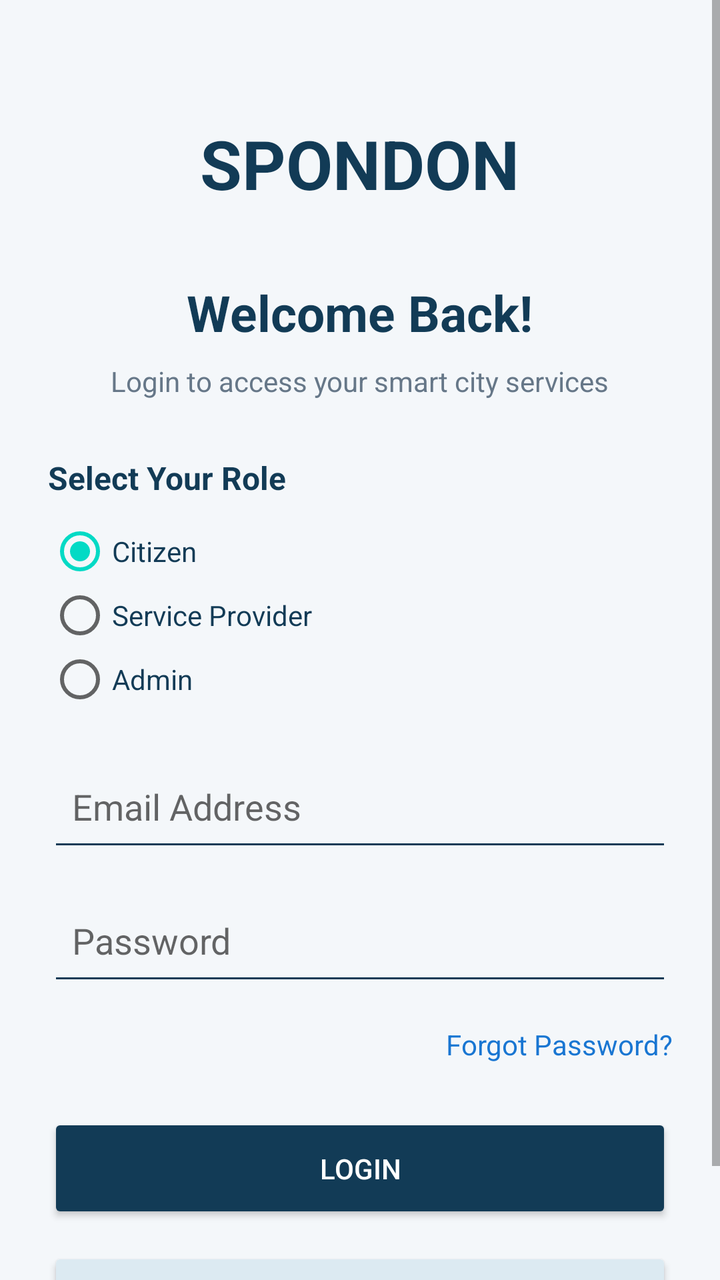
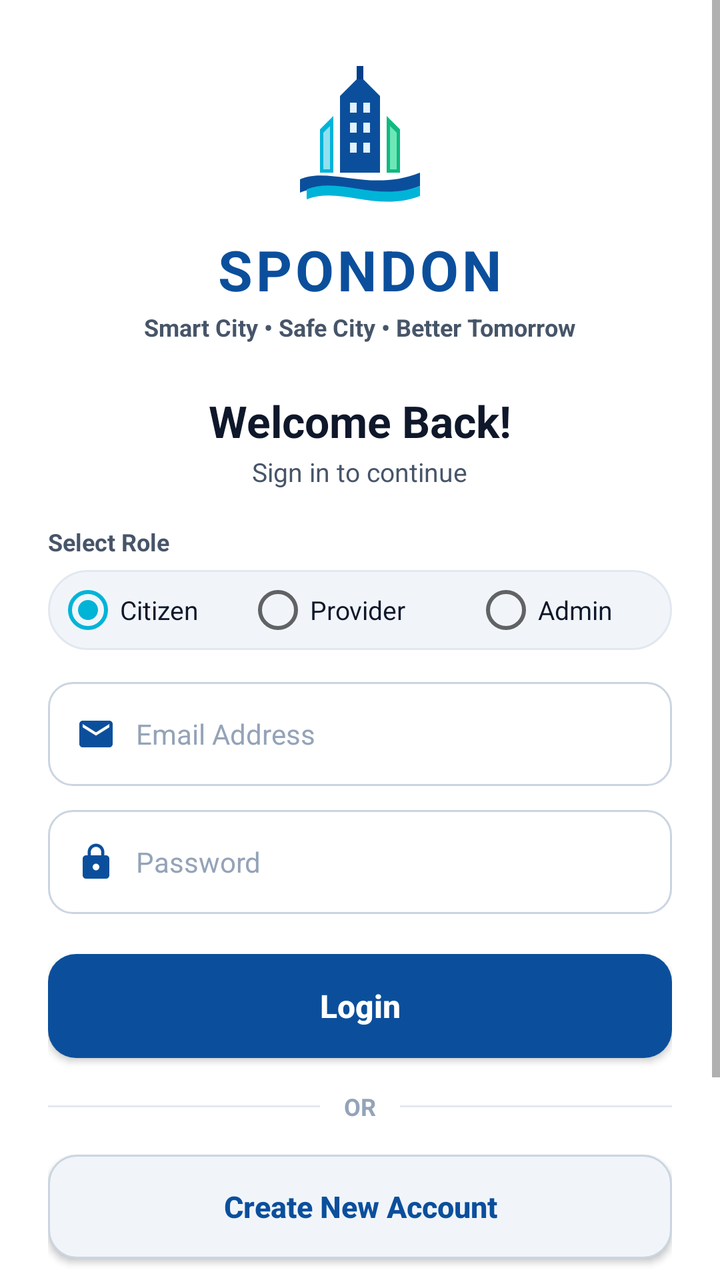

Before-and-after screenshots of an Android layout around one commit, followed by the original layout XML and the change that was made.
<!-- AndroidManifest.xml: application theme Theme.SPONDON -->
<!-- res/layout/activity_login.xml -->
<?xml version="1.0" encoding="utf-8"?>
<ScrollView
    xmlns:android="http://schemas.android.com/apk/res/android"
    android:layout_width="match_parent"
    android:layout_height="match_parent"
    android:background="#F4F7FA"
    android:fillViewport="true">

    <LinearLayout
        android:layout_width="match_parent"
        android:layout_height="wrap_content"
        android:orientation="vertical"
        android:padding="24dp"
        android:gravity="center_horizontal">

        <TextView
            android:layout_width="wrap_content"
            android:layout_height="wrap_content"
            android:text="SPONDON"
            android:textSize="34sp"
            android:textStyle="bold"
            android:textColor="#123B56"
            android:layout_marginTop="35dp"/>

        <TextView
            android:layout_width="wrap_content"
            android:layout_height="wrap_content"
            android:text="Welcome Back!"
            android:textSize="25sp"
            android:textStyle="bold"
            android:textColor="#123B56"
            android:layout_marginTop="35dp"/>

        <TextView
            android:layout_width="wrap_content"
            android:layout_height="wrap_content"
            android:text="Login to access your smart city services"
            android:textSize="14sp"
            android:textColor="#667788"
            android:layout_marginTop="8dp"
            android:layout_marginBottom="28dp"/>

        <TextView
            android:layout_width="match_parent"
            android:layout_height="wrap_content"
            android:text="Select Your Role"
            android:textSize="16sp"
            android:textStyle="bold"
            android:textColor="#123B56"/>

        <RadioGroup
            android:id="@+id/roleGroup"
            android:layout_width="match_parent"
            android:layout_height="wrap_content"
            android:orientation="vertical"
            android:layout_marginTop="10dp">

            <RadioButton
                android:id="@+id/rbCitizen"
                android:layout_width="match_parent"
                android:layout_height="wrap_content"
                android:text="Citizen"
                android:checked="true"
                android:textColor="#123B56"/>

            <RadioButton
                android:id="@+id/rbProvider"
                android:layout_width="match_parent"
                android:layout_height="wrap_content"
                android:text="Service Provider"
                android:textColor="#123B56"/>

            <RadioButton
                android:id="@+id/rbAdmin"
                android:layout_width="match_parent"
                android:layout_height="wrap_content"
                android:text="Admin"
                android:textColor="#123B56"/>

        </RadioGroup>

        <EditText
            android:id="@+id/etEmail"
            android:layout_width="match_parent"
            android:layout_height="55dp"
            android:hint="Email Address"
            android:inputType="textEmailAddress"
            android:padding="12dp"
            android:layout_marginTop="20dp"
            android:backgroundTint="#123B56"/>

        <EditText
            android:id="@+id/etPassword"
            android:layout_width="match_parent"
            android:layout_height="55dp"
            android:hint="Password"
            android:inputType="textPassword"
            android:padding="12dp"
            android:layout_marginTop="12dp"
            android:backgroundTint="#123B56"/>

        <TextView
            android:id="@+id/tvForgotPassword"
            android:layout_width="match_parent"
            android:layout_height="wrap_content"
            android:text="Forgot Password?"
            android:textColor="#1976D2"
            android:gravity="end"
            android:layout_marginTop="15dp"/>

        <Button
            android:id="@+id/btnLogin"
            android:layout_width="match_parent"
            android:layout_height="55dp"
            android:text="LOGIN"
            android:textColor="#FFFFFF"
            android:backgroundTint="#123B56"
            android:layout_marginTop="25dp"/>

        <Button
            android:id="@+id/btnRegister"
            android:layout_width="match_parent"
            android:layout_height="55dp"
            android:text="CREATE NEW ACCOUNT"
            android:textColor="#123B56"
            android:backgroundTint="#DCEAF2"
            android:layout_marginTop="12dp"/>

    </LinearLayout>

</ScrollView>
<!-- resources referenced by this layout -->
<resources>
  <style name="Theme.SPONDON" parent="Theme.AppCompat.Light.DarkActionBar">
          
          <item name="colorPrimary">@color/purple_500</item>
          <item name="colorPrimaryDark">@color/purple_700</item>
          <item name="colorAccent">@color/teal_200</item>
          
      </style>
  <color name="purple_500">#FF6200EE</color>
  <color name="purple_700">#FF3700B3</color>
  <color name="teal_200">#FF03DAC5</color>
</resources>

<!-- the commit's change to res/layout/activity_login.xml (unified diff, before → after) -->
@@ -1,130 +1,253 @@
 <?xml version="1.0" encoding="utf-8"?>
-<ScrollView
-    xmlns:android="http://schemas.android.com/apk/res/android"
+<ScrollView xmlns:android="http://schemas.android.com/apk/res/android"
     android:layout_width="match_parent"
     android:layout_height="match_parent"
-    android:background="#F4F7FA"
+    android:background="@color/surface_white"
     android:fillViewport="true">
 
     <LinearLayout
         android:layout_width="match_parent"
         android:layout_height="wrap_content"
+        android:gravity="center_horizontal"
         android:orientation="vertical"
-        android:padding="24dp"
-        android:gravity="center_horizontal">
-
-        <TextView
-            android:layout_width="wrap_content"
-            android:layout_height="wrap_content"
+        android:paddingStart="24dp"
+        android:paddingTop="28dp"
+        android:paddingEnd="24dp"
+        android:paddingBottom="16dp">
+
+        
+        <ImageView
+            android:layout_width="80dp"
+            android:layout_height="80dp"
+            android:contentDescription="SPONDON Logo"
+            android:src="@drawable/ic_spondon_logo_mark" />
+
+        <TextView
+            android:layout_width="wrap_content"
+            android:layout_height="wrap_content"
+            android:layout_marginTop="8dp"
+            android:letterSpacing="0.06"
             android:text="SPONDON"
-            android:textSize="34sp"
-            android:textStyle="bold"
-            android:textColor="#123B56"
-            android:layout_marginTop="35dp"/>
-
-        <TextView
-            android:layout_width="wrap_content"
-            android:layout_height="wrap_content"
+            android:textColor="@color/primary_blue"
+            android:textSize="28sp"
+            android:textStyle="bold" />
+
+        <TextView
+            android:layout_width="wrap_content"
+            android:layout_height="wrap_content"
+            android:layout_marginTop="2dp"
+            android:text="Smart City • Safe City • Better Tomorrow"
+            android:textColor="@color/text_secondary"
+            android:textSize="12sp"
+            android:textStyle="bold" />
+
+        
+        <TextView
+            android:layout_width="wrap_content"
+            android:layout_height="wrap_content"
+            android:layout_marginTop="24dp"
             android:text="Welcome Back!"
-            android:textSize="25sp"
-            android:textStyle="bold"
-            android:textColor="#123B56"
-            android:layout_marginTop="35dp"/>
-
-        <TextView
-            android:layout_width="wrap_content"
-            android:layout_height="wrap_content"
-            android:text="Login to access your smart city services"
-            android:textSize="14sp"
-            android:textColor="#667788"
-            android:layout_marginTop="8dp"
-            android:layout_marginBottom="28dp"/>
-
-        <TextView
-            android:layout_width="match_parent"
-            android:layout_height="wrap_content"
-            android:text="Select Your Role"
-            android:textSize="16sp"
-            android:textStyle="bold"
-            android:textColor="#123B56"/>
+            android:textColor="@color/text_primary"
+            android:textSize="22sp"
+            android:textStyle="bold" />
+
+        <TextView
+            android:layout_width="wrap_content"
+            android:layout_height="wrap_content"
+            android:layout_marginTop="2dp"
+            android:text="Sign in to continue"
+            android:textColor="@color/text_secondary"
+            android:textSize="13sp" />
+
+        
+        <TextView
+            android:layout_width="match_parent"
+            android:layout_height="wrap_content"
+            android:layout_marginTop="18dp"
+            android:text="Select Role"
+            android:textColor="@color/text_secondary"
+            android:textSize="12sp"
+            android:textStyle="bold" />
 
         <RadioGroup
             android:id="@+id/roleGroup"
             android:layout_width="match_parent"
             android:layout_height="wrap_content"
-            android:orientation="vertical"
-            android:layout_marginTop="10dp">
+            android:layout_marginTop="6dp"
+            android:background="@drawable/bg_chip_unselected"
+            android:orientation="horizontal"
+            android:padding="4dp">
 
             <RadioButton
                 android:id="@+id/rbCitizen"
-                android:layout_width="match_parent"
-                android:layout_height="wrap_content"
+                android:layout_width="0dp"
+                android:layout_height="wrap_content"
+                android:layout_weight="1"
+                android:checked="true"
                 android:text="Citizen"
-                android:checked="true"
-                android:textColor="#123B56"/>
+                android:textColor="@color/text_primary"
+                android:textSize="13sp" />
 
             <RadioButton
                 android:id="@+id/rbProvider"
-                android:layout_width="match_parent"
-                android:layout_height="wrap_content"
-                android:text="Service Provider"
-                android:textColor="#123B56"/>
+                android:layout_width="0dp"
+                android:layout_height="wrap_content"
+                android:layout_weight="1.2"
+                android:text="Provider"
+                android:textColor="@color/text_primary"
+                android:textSize="13sp" />
 
             <RadioButton
                 android:id="@+id/rbAdmin"
+                android:layout_width="0dp"
+                android:layout_height="wrap_content"
+                android:layout_weight="1"
+                android:text="Admin"
+                android:textColor="@color/text_primary"
+                android:textSize="13sp" />
+        </RadioGroup>
+
+        
+        <LinearLayout
+            android:layout_width="match_parent"
+            android:layout_height="52dp"
+            android:layout_marginTop="16dp"
+            android:background="@drawable/bg_edit_text"
+            android:gravity="center_vertical"
+            android:orientation="horizontal"
+            android:paddingStart="14dp"
+            android:paddingEnd="14dp">
+
+            <ImageView
+                android:layout_width="20dp"
+                android:layout_height="20dp"
+                android:contentDescription="Email Icon"
+                android:src="@drawable/ic_email_blue" />
+
+            <EditText
+                android:id="@+id/etEmail"
                 android:layout_width="match_parent"
-                android:layout_height="wrap_content"
-                android:text="Admin"
-                android:textColor="#123B56"/>
-
-        </RadioGroup>
-
-        <EditText
-            android:id="@+id/etEmail"
-            android:layout_width="match_parent"
-            android:layout_height="55dp"
-            android:hint="Email Address"
-            android:inputType="textEmailAddress"
-            android:padding="12dp"
-            android:layout_marginTop="20dp"
-            android:backgroundTint="#123B56"/>
-
-        <EditText
-            android:id="@+id/etPassword"
-            android:layout_width="match_parent"
-            android:layout_height="55dp"
-            android:hint="Password"
-            android:inputType="textPassword"
-            android:padding="12dp"
+                android:layout_height="match_parent"
+                android:layout_marginStart="10dp"
+                android:background="@null"
+                android:hint="Email Address"
+                android:inputType="textEmailAddress"
+                android:textColor="@color/text_primary"
+                android:textColorHint="@color/text_muted"
+                android:textSize="14sp" />
+        </LinearLayout>
+
+        
+        <LinearLayout
+            android:layout_width="match_parent"
+            android:layout_height="52dp"
             android:layout_marginTop="12dp"
-            android:backgroundTint="#123B56"/>
-
-        <TextView
-            android:id="@+id/tvForgotPassword"
-            android:layout_width="match_parent"
-            android:layout_height="wrap_content"
-            android:text="Forgot Password?"
-            android:textColor="#1976D2"
-            android:gravity="end"
-            android:layout_marginTop="15dp"/>
-
+            android:background="@drawable/bg_edit_text"
+            android:gravity="center_vertical"
+            android:orientation="horizontal"
+            android:paddingStart="14dp"
+            android:paddingEnd="14dp">
+
+            <ImageView
+                android:layout_width="20dp"
+                android:layout_height="20dp"
+                android:contentDescription="Password Icon"
+                android:src="@drawable/ic_lock_blue" />
+
+            <EditText
+                android:id="@+id/etPassword"
+                android:layout_width="match_parent"
+                android:layout_height="match_parent"
+                android:layout_marginStart="10dp"
+                android:background="@null"
+                android:hint="Password"
+                android:inputType="textPassword"
+                android:textColor="@color/text_primary"
+                android:textColorHint="@color/text_muted"
+                android:textSize="14sp" />
+        </LinearLayout>
+
+        
         <Button
             android:id="@+id/btnLogin"
             android:layout_width="match_parent"
-            android:layout_height="55dp"
-            android:text="LOGIN"
+            android:layout_height="52dp"
+            android:layout_marginTop="20dp"
+            android:background="@drawable/bg_button_primary"
+            android:text="Login"
+            android:textAllCaps="false"
             android:textColor="#FFFFFF"
-            android:backgroundTint="#123B56"
-            android:layout_marginTop="25dp"/>
-
+            android:textSize="16sp"
+            android:textStyle="bold" />
+
+        
+        <LinearLayout
+            android:layout_width="match_parent"
+            android:layout_height="wrap_content"
+            android:layout_marginTop="16dp"
+            android:gravity="center_vertical"
+            android:orientation="horizontal">
+
+            <View
+                android:layout_width="0dp"
+                android:layout_height="1dp"
+                android:layout_weight="1"
+                android:background="@color/card_border" />
+
+            <TextView
+                android:layout_width="wrap_content"
+                android:layout_height="wrap_content"
+                android:layout_marginStart="12dp"
+                android:layout_marginEnd="12dp"
+                android:text="OR"
+                android:textColor="@color/text_muted"
+                android:textSize="12sp"
+                android:textStyle="bold" />
+
+            <View
+                android:layout_width="0dp"
+                android:layout_height="1dp"
+                android:layout_weight="1"
+                android:background="@color/card_border" />
+        </LinearLayout>
+
+        
         <Button
             android:id="@+id/btnRegister"
             android:layout_width="match_parent"
-            android:layout_height="55dp"
-            android:text="CREATE NEW ACCOUNT"
-            android:textColor="#123B56"
-            android:backgroundTint="#DCEAF2"
-            android:layout_marginTop="12dp"/>
+            android:layout_height="52dp"
+            android:layout_marginTop="16dp"
+            android:background="@drawable/bg_button_secondary"
+            android:text="Create New Account"
+            android:textAllCaps="false"
+            android:textColor="@color/primary_blue"
+            android:textSize="15sp"
+            android:textStyle="bold" />
+
+        
+        <TextView
+            android:id="@+id/tvForgotPassword"
+            android:layout_width="wrap_content"
+            android:layout_height="wrap_content"
+            android:layout_marginTop="16dp"
+            android:text="Forgot Password?"
+            android:textColor="@color/primary_blue"
+            android:textSize="14sp"
+            android:textStyle="bold" />
+
+        <View
+            android:layout_width="match_parent"
+            android:layout_height="0dp"
+            android:layout_weight="1" />
+
+        
+        <ImageView
+            android:layout_width="match_parent"
+            android:layout_height="60dp"
+            android:layout_marginTop="20dp"
+            android:contentDescription="City Skyline"
+            android:scaleType="fitXY"
+            android:src="@drawable/bg_city_skyline_vector" />
 
     </LinearLayout>
 
<!-- resource entries referenced after the edit -->
@@ -1,14 +1,152 @@
 <!-- resources referenced by this layout -->
 <resources>
-  <style name="Theme.SPONDON" parent="Theme.AppCompat.Light.DarkActionBar">
+  <color name="card_border">#E2E8F0</color>
+  <color name="primary_blue">#0B4F9C</color>
+  <color name="surface_white">#FFFFFF</color>
+  <color name="text_muted">#94A3B8</color>
+  <color name="text_primary">#0F172A</color>
+  <color name="text_secondary">#475569</color>
+  <!-- drawable bg_button_primary (drawable) -->
+  <?xml version="1.0" encoding="utf-8"?>
+  <ripple xmlns:android="http://schemas.android.com/apk/res/android"
+      android:color="#33FFFFFF">
+      <item>
+          <shape android:shape="rectangle">
+              <solid android:color="@color/primary_blue" />
+              <corners android:radius="14dp" />
+          </shape>
+      </item>
+  </ripple>
+  <!-- drawable bg_button_secondary (drawable) -->
+  <?xml version="1.0" encoding="utf-8"?>
+  <ripple xmlns:android="http://schemas.android.com/apk/res/android"
+      android:color="#1A0B4F9C">
+      <item>
+          <shape android:shape="rectangle">
+              <solid android:color="#F1F5F9" />
+              <stroke android:width="1dp" android:color="#CBD5E1" />
+              <corners android:radius="14dp" />
+          </shape>
+      </item>
+  </ripple>
+  <!-- drawable bg_chip_unselected (drawable) -->
+  <?xml version="1.0" encoding="utf-8"?>
+  <shape xmlns:android="http://schemas.android.com/apk/res/android"
+      android:shape="rectangle">
+      <solid android:color="#F1F5F9" />
+      <stroke android:width="1dp" android:color="#E2E8F0" />
+      <corners android:radius="20dp" />
+  </shape>
+  <!-- drawable bg_city_skyline_vector (drawable) -->
+  <vector xmlns:android="http://schemas.android.com/apk/res/android"
+      android:width="360dp"
+      android:height="60dp"
+      android:viewportWidth="360"
+      android:viewportHeight="60">
+      
+      <path
+          android:fillColor="#E0F2FE"
+          android:pathData="M0,52 L360,52 L360,60 L0,60 Z" />
+  
+      
+      <path
+          android:fillColor="#BAE6FD"
+          android:pathData="M15,28 L30,28 L30,52 L15,52 Z M35,20 L48,20 L48,52 L35,52 Z M70,25 L85,25 L85,52 L70,52 Z M120,18 L138,18 L138,52 L120,52 Z M175,22 L192,22 L192,52 L175,52 Z M230,16 L248,16 L248,52 L230,52 Z M285,24 L302,24 L302,52 L285,52 Z M325,18 L345,18 L345,52 L325,52 Z" />
+  
+      
+      <path
+          android:fillColor="#7DD3FC"
+          android:pathData="M5,35 L20,35 L20,52 L5,52 Z M55,30 L68,30 L68,52 L55,52 Z M92,26 L108,18 L114,26 L114,52 L92,52 Z M145,28 L160,28 L160,52 L145,52 Z M200,32 L215,32 L215,52 L200,52 Z M255,25 L265,16 L275,25 L275,52 L255,52 Z M310,30 L322,30 L322,52 L310,52 Z" />
+  
+      
+      <path
+          android:strokeColor="#38BDF8"
+          android:strokeWidth="1.5"
+          android:pathData="M130,52 Q150,32 170,52 M170,52 Q190,32 210,52" />
+  </vector>
+  <!-- drawable bg_edit_text (drawable) -->
+  <?xml version="1.0" encoding="utf-8"?>
+  <shape xmlns:android="http://schemas.android.com/apk/res/android"
+      android:shape="rectangle">
+      <solid android:color="@color/surface_white" />
+      <stroke android:width="1dp" android:color="#CBD5E1" />
+      <corners android:radius="12dp" />
+  </shape>
+  <!-- drawable ic_email_blue (drawable) -->
+  <vector xmlns:android="http://schemas.android.com/apk/res/android"
+      android:width="24dp"
+      android:height="24dp"
+      android:viewportWidth="24"
+      android:viewportHeight="24">
+      <path
+          android:fillColor="#0B4F9C"
+          android:pathData="M20,4 L4,4 C2.9,4 2.01,4.9 2.01,6 L2,18 C2,19.1 2.9,20 4,20 L20,20 C21.1,20 22,19.1 22,18 L22,6 C22,4.9 21.1,4 20,4 Z M20,8 L12,13 L4,8 L4,6 L12,11 L20,6 L20,8 Z" />
+  </vector>
+  <!-- drawable ic_lock_blue (drawable) -->
+  <vector xmlns:android="http://schemas.android.com/apk/res/android"
+      android:width="24dp"
+      android:height="24dp"
+      android:viewportWidth="24"
+      android:viewportHeight="24">
+      <path
+          android:fillColor="#0B4F9C"
+          android:pathData="M18,8 L17,8 L17,6 C17,3.24 14.76,1 12,1 C9.24,1 7,3.24 7,6 L7,8 L6,8 C4.9,8 4,8.9 4,10 L4,20 C4,21.1 4.9,22 6,22 L18,22 C19.1,22 20,21.1 20,20 L20,10 C20,8.9 19.1,8 18,8 Z M12,17 C10.9,17 10,16.1 10,15 C10,13.9 10.9,13 12,13 C13.1,13 14,13.9 14,15 C14,16.1 13.1,17 12,17 Z M15.1,8 L8.9,8 L8.9,6 C8.9,4.29 10.29,2.9 12,2.9 C13.71,2.9 15.1,4.29 15.1,6 L15.1,8 Z" />
+  </vector>
+  <!-- drawable ic_spondon_logo_mark (drawable) -->
+  <vector xmlns:android="http://schemas.android.com/apk/res/android"
+      android:width="96dp"
+      android:height="96dp"
+      android:viewportWidth="96"
+      android:viewportHeight="96">
+      
+      <path
+          android:fillColor="#00B4D8"
+          android:pathData="M24,44 L32,36 L32,70 L24,70 Z" />
+      <path
+          android:fillColor="#90E0EF"
+          android:pathData="M26,46 L30,42 L30,68 L26,68 Z" />
+  
+      
+      <path
+          android:fillColor="#0B4F9C"
+          android:pathData="M36,24 L48,12 L60,24 L60,70 L36,70 Z" />
+      
+      <path
+          android:fillColor="#023E8A"
+          android:pathData="M46,6 L50,6 L50,14 L46,14 Z" />
+      
+      <path
+          android:fillColor="#E0F2FE"
+          android:pathData="M42,28 L46,28 L46,34 L42,34 Z M50,28 L54,28 L54,34 L50,34 Z M42,40 L46,40 L46,46 L42,46 Z M50,40 L54,40 L54,46 L50,46 Z M42,52 L46,52 L46,58 L42,58 Z M50,52 L54,52 L54,58 L50,58 Z" />
+  
+      
+      <path
+          android:fillColor="#10B981"
+          android:pathData="M64,36 L72,44 L72,70 L64,70 Z" />
+      <path
+          android:fillColor="#6EE7B7"
+          android:pathData="M66,42 L70,46 L70,68 L66,68 Z" />
+  
+      
+      <path
+          android:fillColor="#0B4F9C"
+          android:pathData="M12,74 C30,66 54,82 84,70 L84,78 C54,90 30,74 12,82 Z" />
+  
+      
+      <path
+          android:fillColor="#00B4D8"
+          android:pathData="M16,80 C36,72 58,88 84,78 L84,84 C58,94 36,78 16,86 Z" />
+  </vector>
+  <style name="Theme.SPONDON" parent="Theme.AppCompat.Light.NoActionBar">
           
-          <item name="colorPrimary">@color/purple_500</item>
-          <item name="colorPrimaryDark">@color/purple_700</item>
-          <item name="colorAccent">@color/teal_200</item>
-          
+          <item name="colorPrimary">@color/primary_blue</item>
+          <item name="colorPrimaryDark">@color/primary_blue_dark</item>
+          <item name="colorAccent">@color/accent_cyan</item>
+          <item name="android:windowBackground">@color/surface_background</item>
+          <item name="android:statusBarColor">@color/primary_blue_dark</item>
       </style>
-  <color name="purple_500">#FF6200EE</color>
-  <color name="purple_700">#FF3700B3</color>
-  <color name="teal_200">#FF03DAC5</color>
+  <color name="primary_blue_dark">#083B75</color>
+  <color name="accent_cyan">#00B4D8</color>
+  <color name="surface_background">#F8FAFC</color>
 </resources>
 
